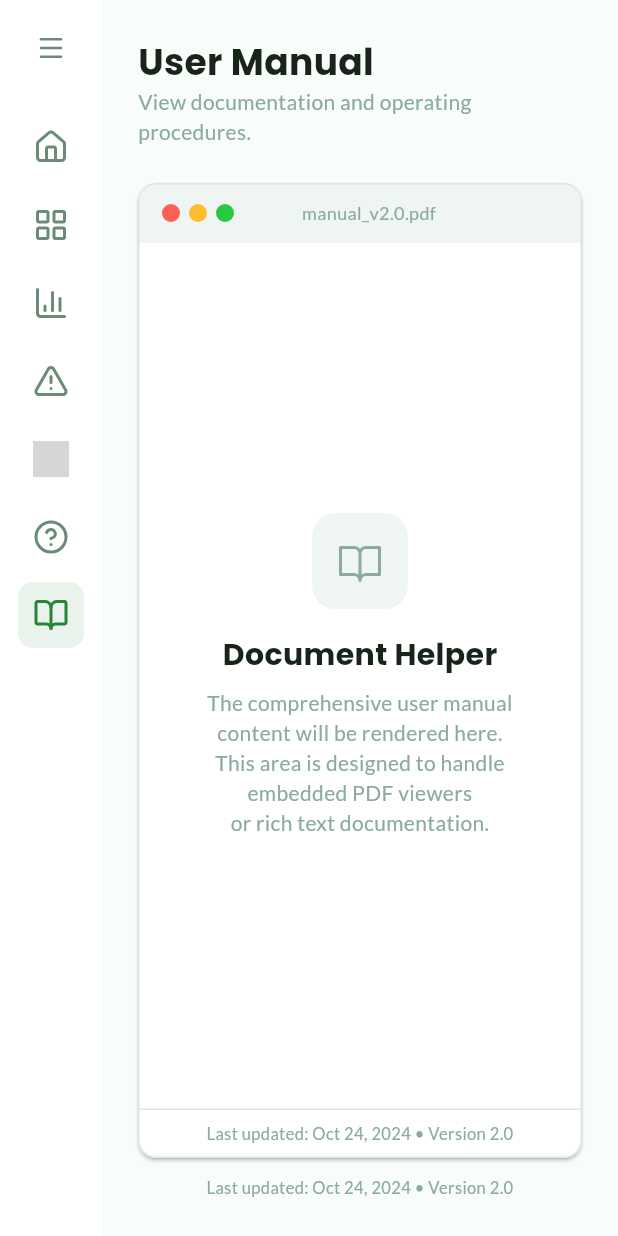
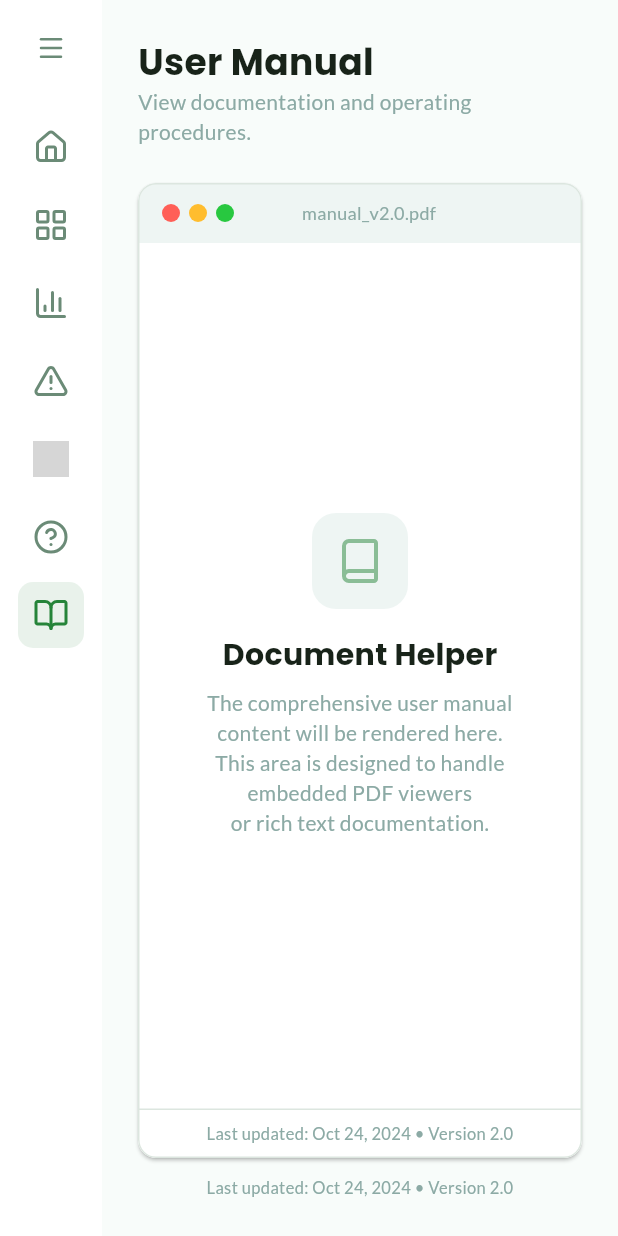
Before and after one commit to mcy-e/TAZROUT-Dashboard, a Flutter app: the UserManualScreen screen opened by its route, after a tap on an icon or button, on a phone screen of 412 x 824 dp. Run offline on Flutter 3.47's test engine with Material 3 defaults, Android fonts, the phone set to English and light mode, and no system bars; our stand-ins replace fl_chart, flutter_riverpod, flutter_svg, go_router, google_fonts and 2 more; missing offline and left inert: dart:ffi; accounts and stored records are empty; grey boxes are pictures that could not be loaded.

Commit message:
[UPDATED] : document viewer card ui polish (still no pdf viewer yet)

```diff
--- a/frontend/lib/screens/manual/widgets/document_viewer_card.dart
+++ b/frontend/lib/screens/manual/widgets/document_viewer_card.dart
@@ -7,11 +7,12 @@
 
 //& Imports
 import 'package:flutter/material.dart';
-import 'package:phosphor_flutter/phosphor_flutter.dart';
 import '../../../../core/localization/l10n/app_localizations.dart';
 import '../../../../core/theme/app_colors.dart';
 import '../../../../core/theme/app_typography.dart';
 import '../../../../core/utils/locale_text_direction.dart';
+import 'package:flutter_svg/flutter_svg.dart';
+import '../../../../core/constants/app_assets.dart';
 import 'mac_window_chrome.dart';
 
 //& DocumentViewerCard Widget
@@ -38,21 +39,91 @@ class DocumentViewerCard extends StatelessWidget {
         children: [
           MacWindowChrome(fileName: l10n.manualPdfFileName),
           Expanded(
+            child: _EmptyStatePlaceholder(),
+          ),
+          Divider(
+            color: isDark ? AppColors.darkStrokeDivider : AppColors.lightStrokeDivider,
+            height: 1,
+          ),
+          Padding(
+            padding: const EdgeInsets.symmetric(horizontal: 16, vertical: 8),
+            child: Text(
+              l10n.manualFooterMeta,
+              textDirection: textDirectionForUiLocale(context),
+              style: AppTypography.labelXSRegular.copyWith(
+                color: isDark ? AppColors.darkMutedText : AppColors.lightMutedText,
+              ),
+              textAlign: TextAlign.center,
+            ),
+          ),
+        ],
+      ),
+    );
+  }
+}
+
+//& _EmptyStatePlaceholder (private, same file)
+class _EmptyStatePlaceholder extends StatefulWidget {
+  @override
+  State<_EmptyStatePlaceholder> createState() => _EmptyStatePlaceholderState();
+}
+
+class _EmptyStatePlaceholderState extends State<_EmptyStatePlaceholder> {
+  bool _isHovered = false;
+
+  Widget _buildTealDiamond(double angle) {
+    return AnimatedScale(
+      scale: _isHovered ? 1.0 : 0.8,
+      duration: const Duration(milliseconds: 350),
+      curve: Curves.easeOutBack,
+      child: AnimatedOpacity(
+        opacity: _isHovered ? 1.0 : 0.0,
+        duration: const Duration(milliseconds: 350),
+        child: Transform.rotate(
+          angle: angle,
+          child: SvgPicture.asset(
+            AppAssets.berberIconDiamondTealOutline,
+            width: 38, height: 38,
+          ),
+        ),
+      ),
+    );
+  }
+
+  @override
+  Widget build(BuildContext context) {
+    final isDark = Theme.of(context).brightness == Brightness.dark;
+    final l10n = AppLocalizations.of(context)!;
+
+    return MouseRegion(
+      onEnter: (_) => setState(() => _isHovered = true),
+      onExit: (_) => setState(() => _isHovered = false),
       child: Center(
-              child: Column(
+        child: Stack(
+          clipBehavior: Clip.none,
+          alignment: Alignment.center,
+          children: [
+            //* Core column
+            Column(
+              mainAxisSize: MainAxisSize.min, // Shrink-wrap for tight stack
               mainAxisAlignment: MainAxisAlignment.center,
               children: [
                 Container(
-                    width: 64,
-                    height: 64,
+                  width: 64, height: 64,
                   decoration: BoxDecoration(
                     color: isDark ? AppColors.darkElevatedCard : AppColors.lightElevatedCard,
                     borderRadius: BorderRadius.circular(16),
                   ),
-                    child: Icon(
-                      PhosphorIcons.bookOpen(),
-                      size: 32,
-                      color: AppColors.darkMutedText,
+                  child: Center(
+                    child: AnimatedScale(
+                      scale: _isHovered ? 1.15 : 1.0, // only the icon gets big
+                      duration: const Duration(milliseconds: 200),
+                      curve: Curves.easeInOut,
+                      child: SvgPicture.asset(
+                        isDark ? AppAssets.darkIconManual : AppAssets.lightIconManual,
+                        width: 32, height: 32,
+                      ),
+                    ),
                   ),
                 ),
                 const SizedBox(height: 16),
@@ -75,27 +146,20 @@ class DocumentViewerCard extends StatelessWidget {
                     ),
                   ),
                 ),
-                  // TODO :: Replace with PDF viewer widget
               ],
             ),
+            //* Teal Diamond 1 — Above title, close to the icon
+            Positioned(
+              top: -8, right: 32, // Next to the 64x64 icon wrapper
+              child: IgnorePointer(child: _buildTealDiamond(0.20)),
             ),
-          ),
-          Divider(
-            color: isDark ? AppColors.darkStrokeDivider : AppColors.lightStrokeDivider,
-            height: 1,
-          ),
-          Padding(
-            padding: const EdgeInsets.symmetric(horizontal: 16, vertical: 8),
-            child: Text(
-              l10n.manualFooterMeta,
-              textDirection: textDirectionForUiLocale(context),
-              style: AppTypography.labelXSRegular.copyWith(
-                color: isDark ? AppColors.darkMutedText : AppColors.lightMutedText,
-              ),
-              textAlign: TextAlign.center,
-            ),
+            //* Teal Diamond 2 — Bottom of the writing
+            Positioned(
+              bottom: -24, left: 24, // Below the descriptive text
+              child: IgnorePointer(child: _buildTealDiamond(-0.25)),
             ),
           ],
+        ),
       ),
     );
   }
```
Lines whose indentation alone changed are shown as unchanged.
